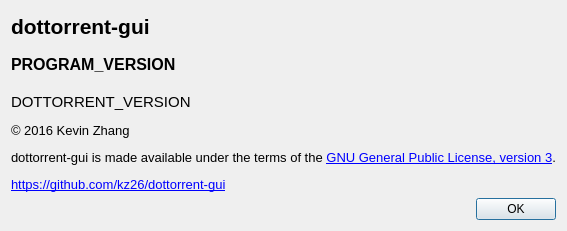
The window that dottorrentGUI/about.ui (kz26/dottorrent-gui) describes before a commit, drawn with Qt 5.
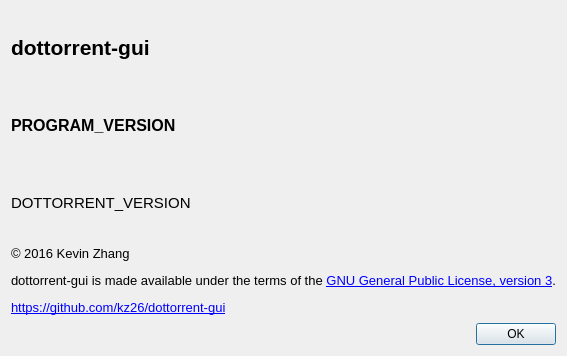
The same window after the commit.

Commit message: Tweak about box dimensions

Patch:
```diff
--- a/dottorrentGUI/about.ui
+++ b/dottorrentGUI/about.ui
@@ -10,7 +10,7 @@
     <x>0</x>
     <y>0</y>
     <width>567</width>
-    <height>231</height>
+    <height>356</height>
    </rect>
   </property>
   <property name="sizePolicy">
@@ -19,18 +19,6 @@
     <verstretch>0</verstretch>
    </sizepolicy>
   </property>
-  <property name="minimumSize">
-   <size>
-    <width>567</width>
-    <height>231</height>
-   </size>
-  </property>
-  <property name="maximumSize">
-   <size>
-    <width>567</width>
-    <height>231</height>
-   </size>
-  </property>
   <property name="windowTitle">
    <string>About</string>
   </property>
```
The commit also changes 1 other file.
